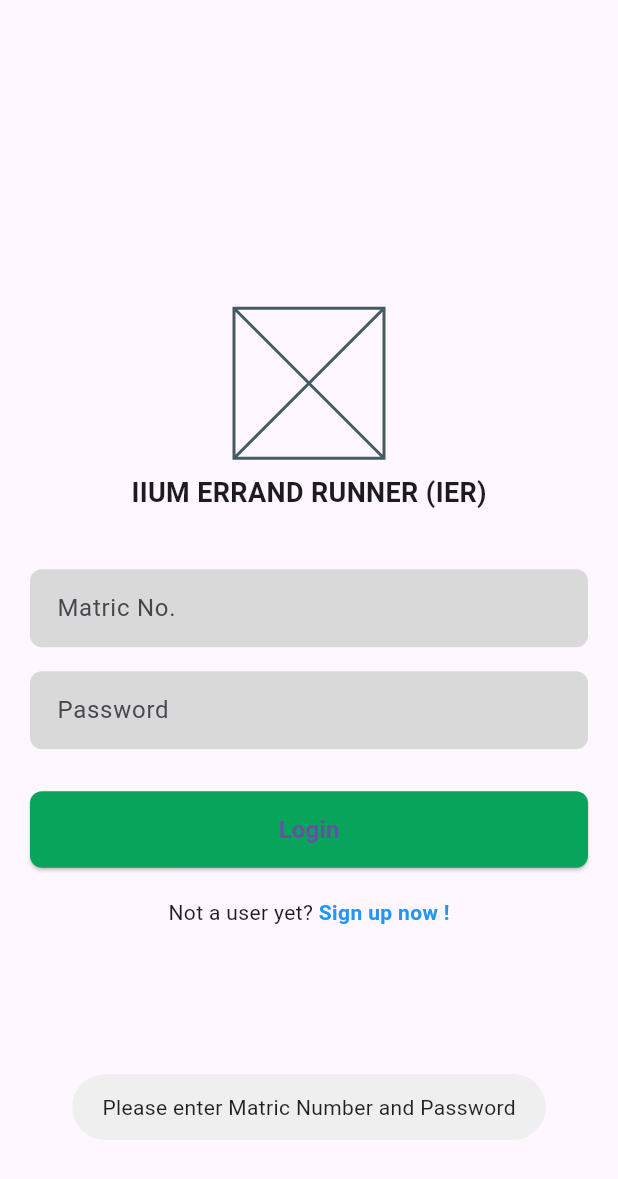
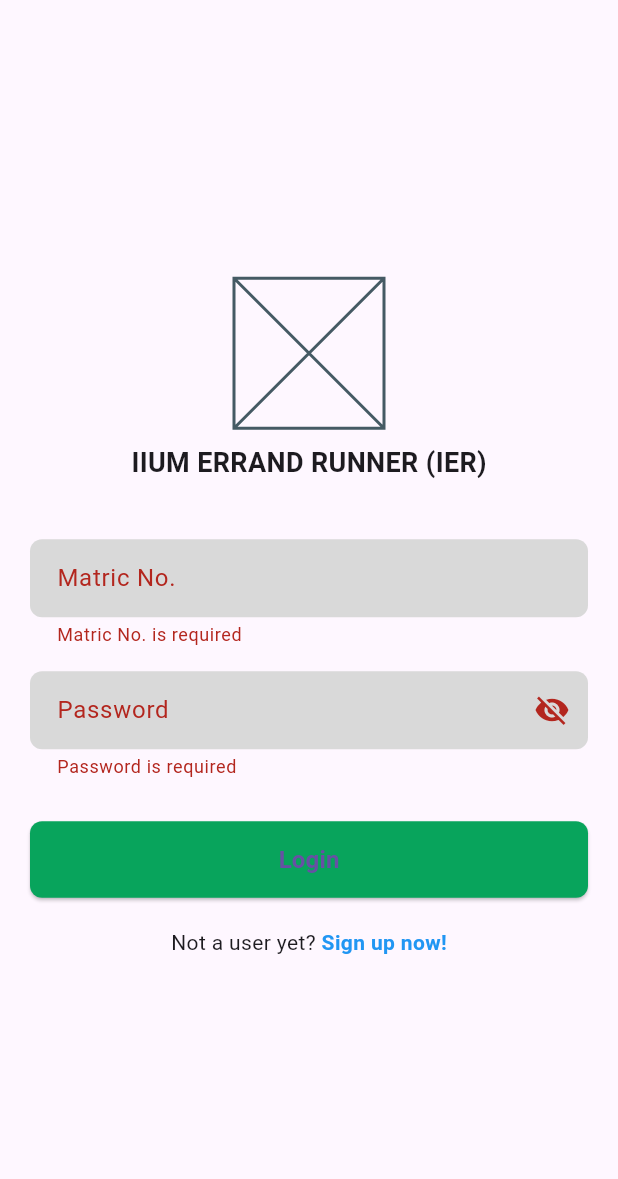
Before and after one commit to FarisArch/INFO-4335-OMEN, a Flutter app: the LoginPage screen opened by its route, after a tap on "Login", on a phone screen of 412 x 824 dp. Shown: the top 1179 px of the screen. Run offline on Flutter 3.47's test engine with Material 3 defaults, Android fonts, the phone set to English and light mode, and no system bars; our stand-ins replace cloud_firestore, file_picker, firebase_auth, firebase_core, firebase_storage, fluttertoast and 4 more; accounts and stored records are empty.

Commit message:
authenticate user login using firebase authentication

```diff
--- a/i_run/lib/login.dart
+++ b/i_run/lib/login.dart
@@ -18,35 +18,44 @@
   final FirebaseAuth _auth = FirebaseAuth.instance;
   final FirebaseFirestore _firestore = FirebaseFirestore.instance;
 
+  final _formKey = GlobalKey<FormState>();
+  bool _isLoading = false;
+  bool _obscurePassword = true; // For password visibility toggle
+
   @override
   Widget build(BuildContext context) {
     return Scaffold(
       body: Center(
         child: Padding(
           padding: const EdgeInsets.symmetric(horizontal: 20.0, vertical: 20.0),
+          child: Form(
+            key: _formKey,
             child: Column(
               mainAxisAlignment: MainAxisAlignment.center,
               children: [
                 // App Logo Section
-              const SizedBox(
-                height: 100,
-                width: 100,
-                child: Placeholder(), // Replace with Image.asset for your logo
-              ),
+                const SizedBox(height: 100, width: 100, child: Placeholder()), // Replace with Image.asset
                 const SizedBox(height: 10),
                 const Text(
                   "IIUM ERRAND RUNNER (IER)",
-                style: TextStyle(
-                  fontSize: 18,
-                  fontWeight: FontWeight.bold,
-                ),
+                  style: TextStyle(fontSize: 18, fontWeight: FontWeight.bold),
                 ),
                 const SizedBox(height: 30),
+
                 // Matric Number Field
-              _buildTextField(_matricNumberController, "Matric No."),
-              // Password Field
-              _buildTextField(_passwordController, "Password", isPassword: true),
+                _buildTextField(_matricNumberController, "Matric No.", validator: (value) {
+                  return value!.isEmpty ? "Matric No. is required" : null;
+                }),
+
+                // Password Field with visibility toggle
+                _buildTextField(_passwordController, "Password",
+                    isPassword: true,
+                    validator: (value) {
+                      return value!.isEmpty ? "Password is required" : null;
+                    }),
+
                 const SizedBox(height: 20),
+
                 // Login Button
                 SizedBox(
                   width: double.infinity,
@@ -54,18 +63,17 @@
                     style: ElevatedButton.styleFrom(
                       backgroundColor: const Color.fromARGB(255, 8, 164, 92),
                       padding: const EdgeInsets.symmetric(vertical: 14),
-                    shape: RoundedRectangleBorder(
-                      borderRadius: BorderRadius.circular(8.0),
+                      shape: RoundedRectangleBorder(borderRadius: BorderRadius.circular(8.0)),
+                    ),
+                    onPressed: _isLoading ? null : _loginUser,
+                    child: _isLoading
+                        ? const CircularProgressIndicator(color: Colors.white)
+                        : const Text("Login", style: TextStyle(fontSize: 16, fontWeight: FontWeight.bold)),
                   ),
                 ),
-                  onPressed: _loginUser, // Call login function
-                  child: const Text(
-                    "Login",
-                    style: TextStyle(fontSize: 16, fontWeight: FontWeight.bold),
-                  ),
-                ),
-              ),
+
                 const SizedBox(height: 20),
+
                 // Sign Up Link
                 Row(
                   mainAxisAlignment: MainAxisAlignment.center,
@@ -74,13 +82,11 @@
                     GestureDetector(
                       onTap: () {
                         // Navigate to Sign-Up Page
+                        // Navigator.push(context, MaterialPageRoute(builder: (context) => SignUpPage()));
                       },
                       child: const Text(
-                      "Sign up now !",
-                      style: TextStyle(
-                        color: Colors.blue,
-                        fontWeight: FontWeight.bold,
-                      ),
+                        "Sign up now!",
+                        style: TextStyle(color: Colors.blue, fontWeight: FontWeight.bold),
                       ),
                     ),
                   ],
@@ -89,18 +95,20 @@
             ),
           ),
         ),
+      ),
     );
   }
 
   // 🔹 Function to handle user login
-  void _loginUser() async {
+  Future<void> _loginUser() async {
+    if (!_formKey.currentState!.validate()) return; // Validate form
+
+    setState(() {
+      _isLoading = true; // Show loading
+    });
+
     String matricNumber = _matricNumberController.text.trim();
     String password = _passwordController.text.trim();
-
-    if (matricNumber.isEmpty || password.isEmpty) {
-      Fluttertoast.showToast(msg: "Please enter Matric Number and Password");
-      return;
-    }
 
     try {
       // 🔥 Query Firestore to get email linked to Matric Number
@@ -112,6 +120,7 @@
 
       if (querySnapshot.docs.isEmpty) {
         Fluttertoast.showToast(msg: "Matric Number not found!");
+        setState(() => _isLoading = false);
         return;
       }
 
@@ -119,28 +128,41 @@
       String email = querySnapshot.docs.first.get('email');
 
       // 🔥 Authenticate user with email & password
-      UserCredential userCredential = await _auth.signInWithEmailAndPassword(
-        email: email,
-        password: password,
-      );
+      await _auth.signInWithEmailAndPassword(email: email, password: password);
 
       Fluttertoast.showToast(msg: "Login successful!");
 
       // Navigate to home screen (replace with actual navigation)
       // Navigator.pushReplacement(context, MaterialPageRoute(builder: (context) => HomePage()));
 
+    } on FirebaseAuthException catch (e) {
+      String errorMsg;
+      if (e.code == 'user-not-found') {
+        errorMsg = "User not found!";
+      } else if (e.code == 'wrong-password') {
+        errorMsg = "Incorrect password!";
+      } else {
+        errorMsg = "Error: ${e.message}";
+      }
+      Fluttertoast.showToast(msg: errorMsg);
     } catch (e) {
-      Fluttertoast.showToast(msg: "Login failed: $e");
-    }
+      Fluttertoast.showToast(msg: "Unexpected Error: $e");
     }
 
-  // 🔹 Function to build text fields
-  Widget _buildTextField(TextEditingController controller, String labelText, {bool isPassword = false}) {
+    setState(() {
+      _isLoading = false; // Hide loading
+    });
+  }
+
+  // 🔹 Function to build text fields with validation and password visibility toggle
+  Widget _buildTextField(TextEditingController controller, String labelText,
+      {bool isPassword = false, String? Function(String?)? validator}) {
     return Padding(
       padding: const EdgeInsets.symmetric(vertical: 8.0),
-      child: TextField(
+      child: TextFormField(
         controller: controller,
-        obscureText: isPassword,
+        obscureText: isPassword ? _obscurePassword : false,
+        validator: validator,
         decoration: InputDecoration(
           labelText: labelText,
           filled: true,
@@ -150,6 +172,16 @@
             borderSide: BorderSide.none,
           ),
           contentPadding: const EdgeInsets.symmetric(horizontal: 14, vertical: 14),
+          suffixIcon: isPassword
+              ? IconButton(
+                  icon: Icon(_obscurePassword ? Icons.visibility_off : Icons.visibility),
+                  onPressed: () {
+                    setState(() {
+                      _obscurePassword = !_obscurePassword;
+                    });
+                  },
+                )
+              : null,
         ),
       ),
     );
```
Lines whose indentation alone changed are shown as unchanged.
